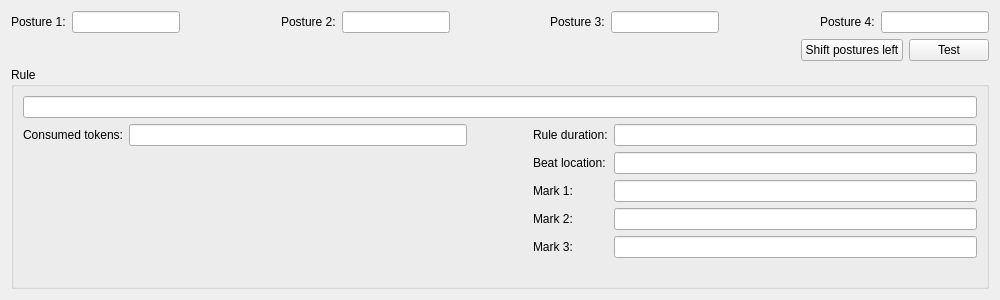
Qt form ui/RuleTesterWindow.ui (mym-br/gama_tts_editor) before a commit.
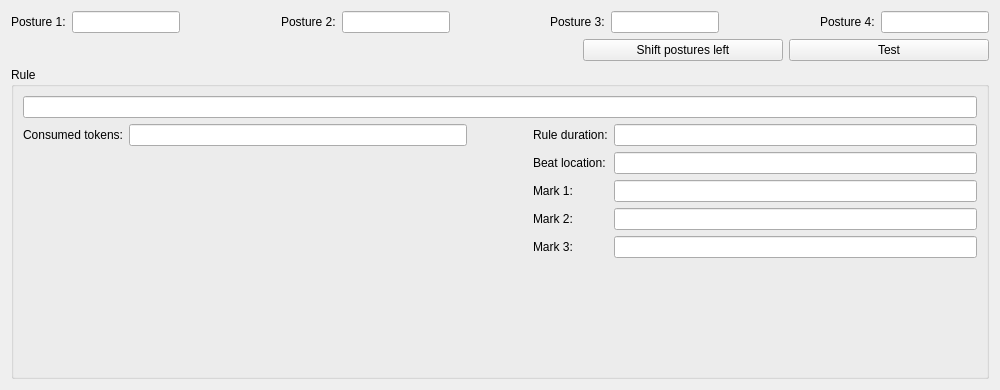
The same form after that commit.

Commit message: Set minimum button sizes.

```diff
--- a/ui/RuleTesterWindow.ui
+++ b/ui/RuleTesterWindow.ui
@@ -7,7 +7,7 @@
     <x>0</x>
     <y>0</y>
     <width>1000</width>
-    <height>300</height>
+    <height>390</height>
    </rect>
   </property>
   <property name="windowTitle">
@@ -142,6 +142,12 @@
       </item>
       <item>
        <widget class="QPushButton" name="shiftButton">
+        <property name="minimumSize">
+         <size>
+          <width>200</width>
+          <height>0</height>
+         </size>
+        </property>
         <property name="text">
          <string>Shift postures left</string>
         </property>
@@ -149,6 +155,12 @@
       </item>
       <item>
        <widget class="QPushButton" name="testButton">
+        <property name="minimumSize">
+         <size>
+          <width>200</width>
+          <height>0</height>
+         </size>
+        </property>
         <property name="text">
          <string>Test</string>
         </property>
```
Left out of the diff: 22 changed lines with no effect on the pictures. The commit also changes 8 other files.
